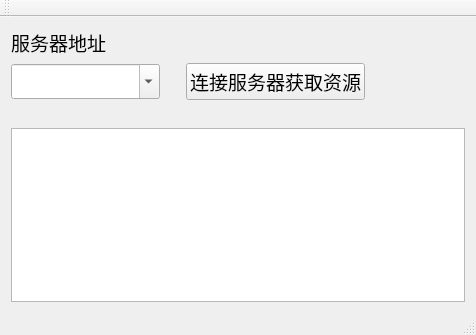
First picture: the form in server/resourcemanager_client/mainwindow.ui, repository weilaidb/resourcemanager, before the edit.
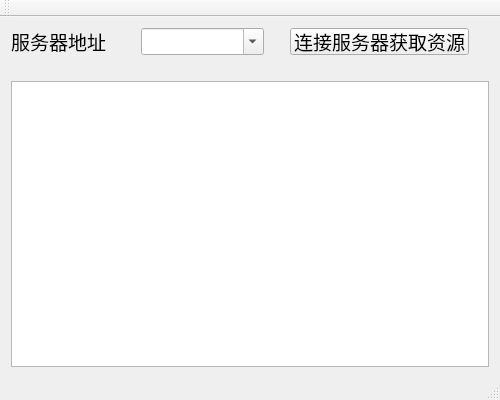
Second picture: the form after the edit.

The edit to the form file:
```diff
--- a/server/resourcemanager_client/mainwindow.ui
+++ b/server/resourcemanager_client/mainwindow.ui
@@ -6,34 +6,88 @@
    <rect>
     <x>0</x>
     <y>0</y>
-    <width>476</width>
-    <height>335</height>
+    <width>500</width>
+    <height>400</height>
    </rect>
   </property>
+  <property name="sizePolicy">
+   <sizepolicy hsizetype="Fixed" vsizetype="Fixed">
+    <horstretch>0</horstretch>
+    <verstretch>0</verstretch>
+   </sizepolicy>
+  </property>
   <property name="windowTitle">
    <string>环境客户端</string>
   </property>
   <widget class="QWidget" name="centralWidget">
    <layout class="QGridLayout" name="gridLayout">
+    <item row="5" column="0">
+     <layout class="QHBoxLayout" name="horizontalLayout_2">
+      <item>
+       <layout class="QVBoxLayout" name="verticalLayout_resource" stretch="">
+        <property name="spacing">
+         <number>2</number>
+        </property>
+        <property name="sizeConstraint">
+         <enum>QLayout::SetMinimumSize</enum>
+        </property>
+        <property name="rightMargin">
+         <number>0</number>
+        </property>
+       </layout>
+      </item>
+      <item>
+       <spacer name="horizontalSpacer_3">
+        <property name="orientation">
+         <enum>Qt::Horizontal</enum>
+        </property>
+        <property name="sizeHint" stdset="0">
+         <size>
+          <width>40</width>
+          <height>20</height>
+         </size>
+        </property>
+       </spacer>
+      </item>
+     </layout>
+    </item>
     <item row="0" column="0">
      <layout class="QVBoxLayout" name="verticalLayout">
-      <item>
-       <widget class="QLabel" name="label">
-        <property name="font">
-         <font>
-          <family>楷体</family>
-          <pointsize>14</pointsize>
-         </font>
-        </property>
-        <property name="text">
-         <string>服务器地址</string>
-        </property>
-       </widget>
-      </item>
       <item>
        <layout class="QHBoxLayout" name="horizontalLayout">
+        <item>
+         <widget class="QLabel" name="label">
+          <property name="maximumSize">
+           <size>
+            <width>164</width>
+            <height>27</height>
+           </size>
+          </property>
+          <property name="font">
+           <font>
+            <family>楷体</family>
+            <pointsize>14</pointsize>
+           </font>
+          </property>
+          <property name="text">
+           <string>服务器地址</string>
+          </property>
+         </widget>
+        </item>
         <item>
          <widget class="QComboBox" name="comboBox">
+          <property name="sizePolicy">
+           <sizepolicy hsizetype="Preferred" vsizetype="Preferred">
+            <horstretch>0</horstretch>
+            <verstretch>0</verstretch>
+           </sizepolicy>
+          </property>
+          <property name="maximumSize">
+           <size>
+            <width>261</width>
+            <height>27</height>
+           </size>
+          </property>
           <property name="font">
            <font>
             <family>宋体</family>
@@ -63,6 +117,18 @@
         </item>
         <item>
          <widget class="QPushButton" name="pushButton">
+          <property name="sizePolicy">
+           <sizepolicy hsizetype="Preferred" vsizetype="Preferred">
+            <horstretch>0</horstretch>
+            <verstretch>0</verstretch>
+           </sizepolicy>
+          </property>
+          <property name="maximumSize">
+           <size>
+            <width>260</width>
+            <height>27</height>
+           </size>
+          </property>
           <property name="font">
            <font>
             <family>楷体</family>
@@ -84,7 +150,7 @@
           </property>
           <property name="sizeHint" stdset="0">
            <size>
-            <width>100</width>
+            <width>20</width>
             <height>20</height>
            </size>
           </property>
@@ -94,25 +160,9 @@
       </item>
      </layout>
     </item>
-    <item row="3" column="0">
+    <item row="6" column="0">
      <widget class="QTextBrowser" name="textBrowser"/>
     </item>
-    <item row="2" column="0">
-     <spacer name="verticalSpacer">
-      <property name="orientation">
-       <enum>Qt::Vertical</enum>
-      </property>
-      <property name="sizeHint" stdset="0">
-       <size>
-        <width>20</width>
-        <height>40</height>
-       </size>
-      </property>
-     </spacer>
-    </item>
-    <item row="1" column="0">
-     <layout class="QVBoxLayout" name="verticalLayout_resource"/>
-    </item>
    </layout>
    <zorder>textBrowser</zorder>
    <zorder>verticalSpacer</zorder>
```
Left out of the diff: 8 changed lines with no effect on the pictures.
